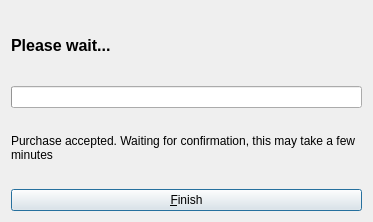
Above: src/qt/forms/offerpaydialog.ui from syscoin/syscoin1 before the change. Below: the same form after it.
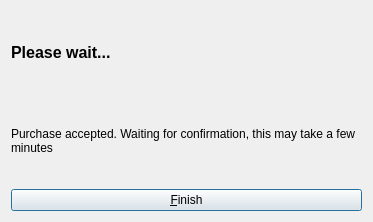
That is the form after the change. Icons and pictures are not drawn.

Diff of the .ui file:
```diff
--- a/src/qt/forms/offerpaydialog.ui
+++ b/src/qt/forms/offerpaydialog.ui
@@ -14,6 +14,36 @@
    <string>Pay For Item</string>
   </property>
   <layout class="QGridLayout" name="gridLayout">
+   <item row="1" column="0">
+    <widget class="QLabel" name="purchaseHint">
+     <property name="cursor">
+      <cursorShape>IBeamCursor</cursorShape>
+     </property>
+     <property name="text">
+      <string notr="true">Purchase accepted. Waiting for confirmation, this may take a few minutes</string>
+     </property>
+     <property name="textFormat">
+      <enum>Qt::RichText</enum>
+     </property>
+     <property name="wordWrap">
+      <bool>true</bool>
+     </property>
+     <property name="textInteractionFlags">
+      <set>Qt::LinksAccessibleByMouse|Qt::TextSelectableByKeyboard|Qt::TextSelectableByMouse</set>
+     </property>
+    </widget>
+   </item>
+   <item row="2" column="0">
+    <widget class="QPushButton" name="finishButton">
+     <property name="text">
+      <string>&amp;Finish</string>
+     </property>
+     <property name="icon">
+      <iconset resource="../bitcoin.qrc">
+       <normaloff>:/icons/synced</normaloff>:/icons/synced</iconset>
+     </property>
+    </widget>
+   </item>
    <item row="0" column="0">
     <layout class="QHBoxLayout" name="horizontalLayout">
      <item>
@@ -41,46 +71,6 @@
      </item>
     </layout>
    </item>
-   <item row="2" column="0">
-    <widget class="QLabel" name="purchaseHint">
-     <property name="cursor">
-      <cursorShape>IBeamCursor</cursorShape>
-     </property>
-     <property name="text">
-      <string notr="true">Purchase accepted. Waiting for confirmation, this may take a few minutes</string>
-     </property>
-     <property name="textFormat">
-      <enum>Qt::RichText</enum>
-     </property>
-     <property name="wordWrap">
-      <bool>true</bool>
-     </property>
-     <property name="textInteractionFlags">
-      <set>Qt::LinksAccessibleByMouse|Qt::TextSelectableByKeyboard|Qt::TextSelectableByMouse</set>
-     </property>
-    </widget>
-   </item>
-   <item row="1" column="0">
-    <widget class="QProgressBar" name="progressBar">
-     <property name="textVisible">
-      <bool>false</bool>
-     </property>
-     <property name="format">
-      <string/>
-     </property>
-    </widget>
-   </item>
-   <item row="3" column="0">
-    <widget class="QPushButton" name="finishButton">
-     <property name="text">
-      <string>&amp;Finish</string>
-     </property>
-     <property name="icon">
-      <iconset resource="../bitcoin.qrc">
-       <normaloff>:/icons/synced</normaloff>:/icons/synced</iconset>
-     </property>
-    </widget>
-   </item>
   </layout>
  </widget>
  <resources>
```
